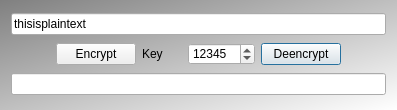
Old version of the form Tools/ToolCaesarCipher/qtcaesarciphermaindialog.ui in the repository richelbilderbeek/ProjectRichelBilderbeek.
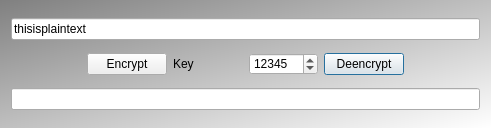
New version of the form. Icons and pictures are not drawn.

The edit to the form file:
```diff
--- a/Tools/ToolCaesarCipher/qtcaesarciphermaindialog.ui
+++ b/Tools/ToolCaesarCipher/qtcaesarciphermaindialog.ui
@@ -6,8 +6,8 @@
    <rect>
     <x>0</x>
     <y>0</y>
-    <width>397</width>
-    <height>110</height>
+    <width>491</width>
+    <height>128</height>
    </rect>
   </property>
   <property name="windowTitle">
```
Left out of the diff: 2 changed lines with no effect on the pictures.
